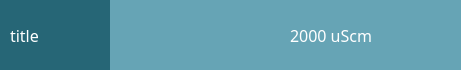
Before: the Qt Designer form src/widgets/ParametersIndicator/ParameterIndicatorM.ui in Giocerz/water_quality_rpi_unal, drawn with Qt 5.
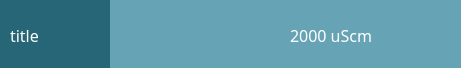
After: the same form once the commit is applied.

Commit message: fix: add bottom border to QProgressBar for improved visual distinction

```diff
--- a/src/widgets/ParametersIndicator/ParameterIndicatorM.ui
+++ b/src/widgets/ParametersIndicator/ParameterIndicatorM.ui
@@ -34,6 +34,7 @@
     <string notr="true">QProgressBar {
     border-radius: 0px;
     background-color: #66a4b5;
+	border-bottom: 2px solid white;
 }
 
 QProgressBar::chunk {
```
The commit also changes 4 other files.
